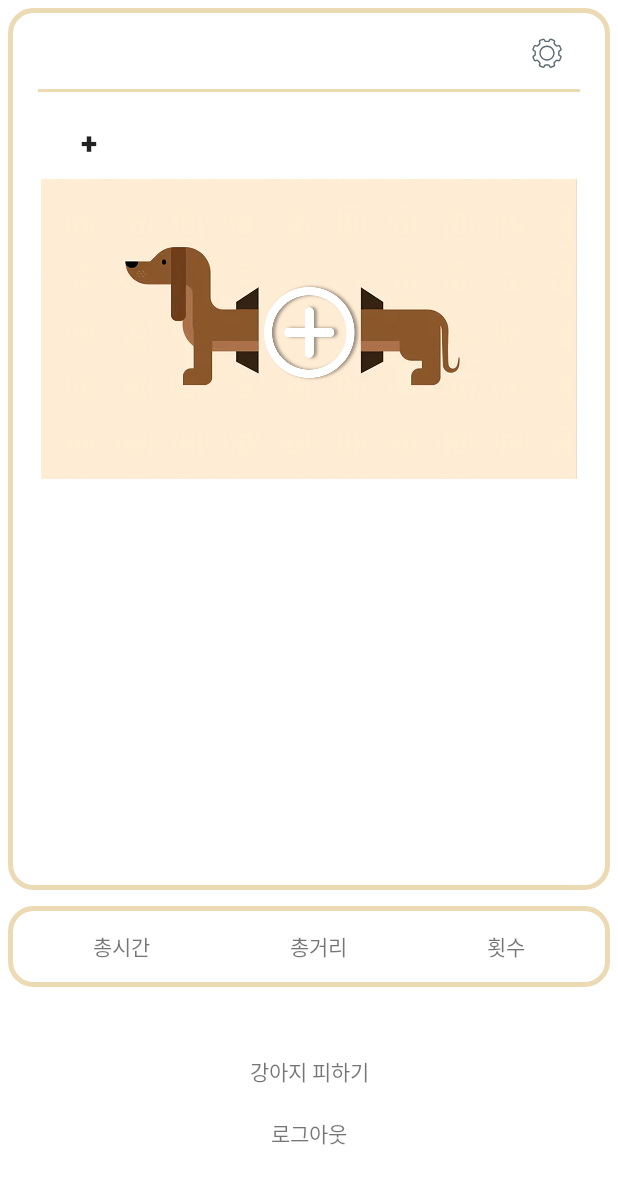
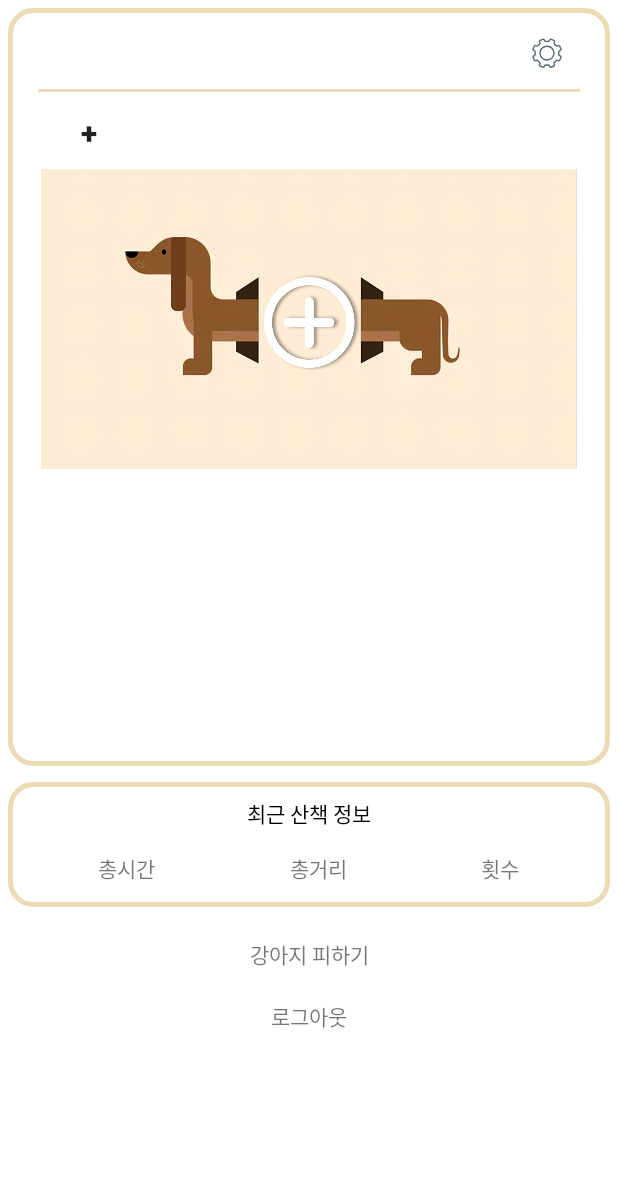
Before and after one commit to qqqqlss/arouDog, an Android app built with Jetpack Compose: the fragment ProfileFragment shown on its own in the app's theme, on a phone screen of 412 x 824 dp. Shown: the top 1184 px of the screen. Run offline under Robolectric (Android 15) with nearby library versions, the phone set to English and light mode, and no system bars; libraries missing offline, so code that uses them is left out: org.jetbrains.anko; pictures from the network do not load; 3 statements that could not run were skipped.

Commit message:
Design: update profile layout
프로필 레이아웃 설정 변경

```diff
--- a/app/src/main/res/layout/fragment_dog.xml
+++ b/app/src/main/res/layout/fragment_dog.xml
@@ -2,7 +2,7 @@
 <LinearLayout xmlns:android="http://schemas.android.com/apk/res/android"
     xmlns:tools="http://schemas.android.com/tools"
     android:layout_width="match_parent"
-    android:layout_height="match_parent"
+    android:layout_height="wrap_content"
     android:orientation="vertical"
     tools:context=".DogFragment">
 
@@ -17,6 +17,7 @@
         android:id="@+id/profileDogInfoLayout"
         android:layout_width="match_parent"
         android:layout_height="wrap_content"
+        android:layout_margin="10dp"
         android:orientation="vertical">
 
         <LinearLayout
@@ -30,16 +31,18 @@
                 android:layout_width="100dp"
                 android:layout_height="wrap_content"
                 android:layout_gravity="center"
+                android:layout_margin="2dp"
                 android:layout_weight="1"
                 android:gravity="center"
                 android:text="이름"
-                android:textColor="@color/black" />
+                android:textColor="@color/black"
+                android:textSize="16sp" />
 
             <TextView
                 android:id="@+id/profileDogNameTV"
                 android:layout_width="match_parent"
                 android:layout_height="wrap_content"
-                android:layout_margin="5dp"
+                android:layout_margin="2dp"
                 android:layout_marginTop="10dp"
                 android:layout_weight="5"
                 android:gravity="center"
@@ -59,16 +62,18 @@
                 android:layout_width="100dp"
                 android:layout_height="wrap_content"
                 android:layout_gravity="center"
+                android:layout_margin="2dp"
                 android:layout_weight="1"
                 android:gravity="center"
                 android:text="성별"
-                android:textColor="@color/black" />
+                android:textColor="@color/black"
+                android:textSize="16sp" />
 
             <TextView
                 android:id="@+id/profileDogGenderTV"
                 android:layout_width="match_parent"
                 android:layout_height="wrap_content"
-                android:layout_margin="5dp"
+                android:layout_margin="2dp"
                 android:layout_marginTop="10dp"
                 android:layout_weight="5"
                 android:gravity="center"
@@ -89,16 +94,18 @@
                 android:layout_width="100dp"
                 android:layout_height="wrap_content"
                 android:layout_gravity="center"
+                android:layout_margin="2dp"
                 android:layout_weight="1"
                 android:gravity="center"
                 android:text="나이"
-                android:textColor="@color/black" />
+                android:textColor="@color/black"
+                android:textSize="16sp" />
 
             <TextView
                 android:id="@+id/profileDogAgeTV"
                 android:layout_width="match_parent"
                 android:layout_height="wrap_content"
-                android:layout_margin="5dp"
+                android:layout_margin="2dp"
                 android:layout_marginTop="10dp"
                 android:layout_weight="5"
                 android:gravity="center"
@@ -119,16 +126,18 @@
                 android:layout_width="100dp"
                 android:layout_height="wrap_content"
                 android:layout_gravity="center"
+                android:layout_margin="2dp"
                 android:layout_weight="1"
                 android:gravity="center"
                 android:text="키"
-                android:textColor="@color/black" />
+                android:textColor="@color/black"
+                android:textSize="16sp" />
 
             <TextView
                 android:id="@+id/profileDogHeightTV"
                 android:layout_width="match_parent"
                 android:layout_height="wrap_content"
-                android:layout_margin="5dp"
+                android:layout_margin="2dp"
                 android:layout_weight="5"
                 android:gravity="center"
                 android:text="TextView"
@@ -148,16 +157,18 @@
                 android:layout_width="100dp"
                 android:layout_height="wrap_content"
                 android:layout_gravity="center"
+                android:layout_margin="2dp"
                 android:layout_weight="1"
                 android:gravity="center"
                 android:text="몸무게"
-                android:textColor="@color/black" />
+                android:textColor="@color/black"
+                android:textSize="16sp" />
 
             <TextView
                 android:id="@+id/profileDogWeightTV"
                 android:layout_width="match_parent"
                 android:layout_height="wrap_content"
-                android:layout_margin="5dp"
+                android:layout_margin="2dp"
                 android:layout_weight="5"
                 android:gravity="center"
                 android:text="TextView"
@@ -177,16 +188,18 @@
                 android:layout_width="100dp"
                 android:layout_height="wrap_content"
                 android:layout_gravity="center"
+                android:layout_margin="2dp"
                 android:layout_weight="1"
                 android:gravity="center"
                 android:text="종"
-                android:textColor="@color/black" />
+                android:textColor="@color/black"
+                android:textSize="16sp" />
 
             <TextView
                 android:id="@+id/profileDogBreedTV"
                 android:layout_width="match_parent"
                 android:layout_height="wrap_content"
-                android:layout_margin="5dp"
+                android:layout_margin="2dp"
                 android:layout_weight="5"
                 android:gravity="center"
                 android:text="TextView"
--- a/app/src/main/res/layout/fragment_profile.xml
+++ b/app/src/main/res/layout/fragment_profile.xml
@@ -11,7 +11,6 @@
         android:layout_width="match_parent"
         android:layout_height="wrap_content"
         android:layout_margin="5dp"
-        android:layout_weight="5"
         android:background="@drawable/style_rounded_layout"
         android:orientation="vertical"
         android:padding="10dp">
@@ -55,7 +54,7 @@
             android:layout_marginLeft="10dp"
             android:layout_marginTop="3dp"
             android:layout_marginRight="10dp"
-            android:layout_marginBottom="10dp"
+            android:layout_marginBottom="3dp"
             android:background="@color/brown" />
 
         <HorizontalScrollView
@@ -79,13 +78,27 @@
     </LinearLayout>
 
     <LinearLayout
+        android:layout_width="match_parent"
+        android:layout_height="wrap_content"
+        android:layout_margin="5dp"
+        android:background="@drawable/style_rounded_layout"
+        android:orientation="vertical">
+
+        <TextView
+            android:id="@+id/textView"
+            android:layout_width="match_parent"
+            android:layout_height="wrap_content"
+            android:layout_marginTop="10dp"
+            android:gravity="center"
+            android:text="최근 산책 정보"
+            android:textColor="#000000"
+            android:textSize="14sp" />
+
+        <LinearLayout
             android:id="@+id/walkInfo"
             android:layout_width="match_parent"
             android:layout_height="wrap_content"
             android:layout_margin="5dp"
-        android:layout_marginTop="30dp"
-        android:layout_weight="1"
-        android:background="@drawable/style_rounded_layout"
             android:gravity="center"
             android:orientation="horizontal"
             android:padding="10dp">
@@ -114,15 +127,15 @@
                 android:gravity="center"
                 android:text="횟수" />
         </LinearLayout>
+    </LinearLayout>
 
     <LinearLayout
         android:id="@+id/config"
         android:layout_width="match_parent"
         android:layout_height="wrap_content"
-        android:layout_marginTop="20dp"
-        android:layout_weight="3"
+        android:layout_marginTop="5dp"
         android:orientation="vertical"
-        android:padding="10dp">
+        android:paddingBottom="10dp">
 
         <TextView
             android:id="@+id/textView3"
```
Lines whose indentation alone changed are shown as unchanged.
